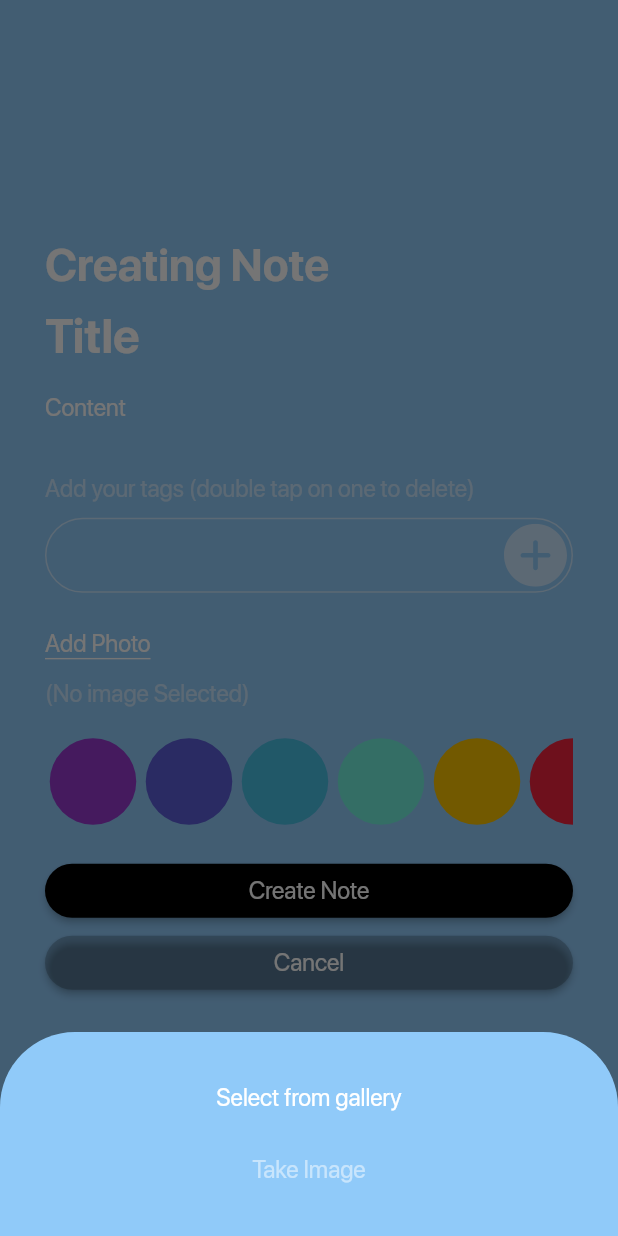
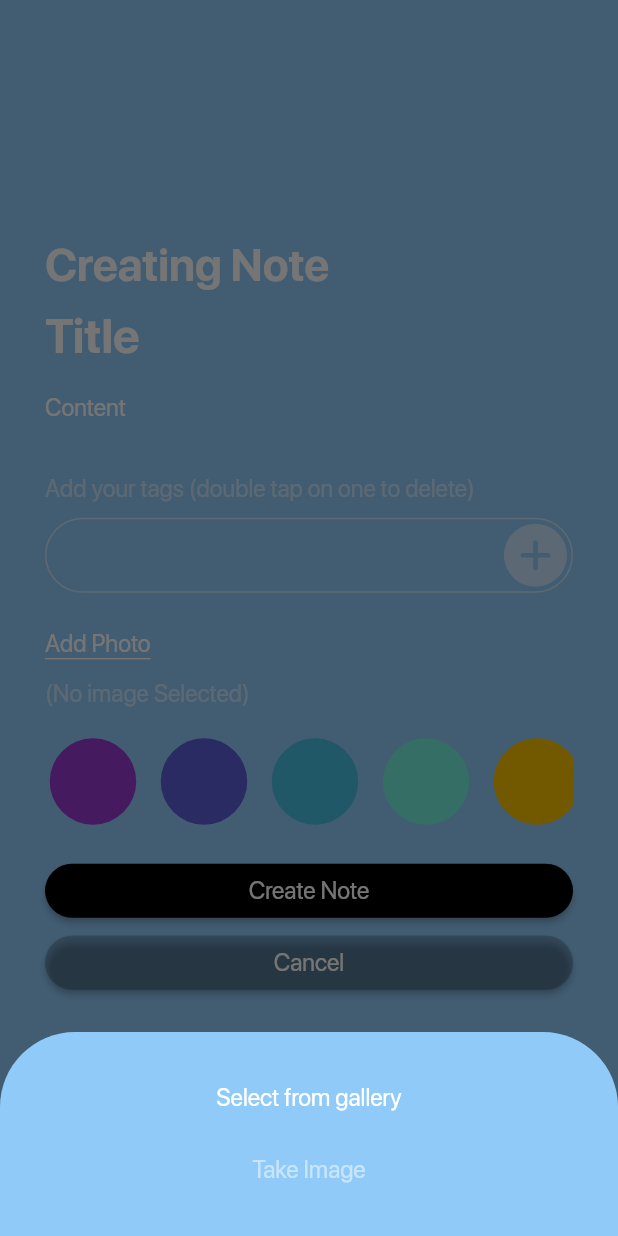
Before and after one commit to mtohernandez/NotiNotes, a Flutter app: the NotesCreationScreen screen opened by its route, after a tap on "Add Photo", on a phone screen of 412 x 824 dp. Run offline on Flutter 3.47's test engine with Material 2 defaults, Android fonts, the phone set to English and light mode, and no system bars; our stand-ins replace flutter_image_compress, flutter_svg, image_picker; missing offline and left inert: masonry_grid, string_similarity.

Commit message:
Small fix on colors and permissions

```diff
--- a/lib/main.dart
+++ b/lib/main.dart
@@ -1,6 +1,7 @@
 import 'package:flutter/material.dart';
 import 'package:noti_notes_app/screens/note_view_screen.dart';
 import 'package:provider/provider.dart';
+import 'package:flutter/services.dart';
 
 import './screens/login_screen.dart';
 import './screens/notes_creation_screen.dart';
@@ -10,6 +11,11 @@ import './providers/notes.dart';
 import './providers/search.dart';
 
 void main() {
+  SystemChrome.setSystemUIOverlayStyle(
+    const SystemUiOverlayStyle(
+      systemNavigationBarColor: Color(0xff1D1D1D),
+    ),
+  );
   runApp(const MyApp());
 }
 
--- a/lib/screens/notes_creation_screen.dart
+++ b/lib/screens/notes_creation_screen.dart
@@ -18,7 +18,7 @@ class _NotesCreationScreenState extends State<NotesCreationScreen> {
   File? img;
   final ImagePicker _picker = ImagePicker();
 
-  Future _pickImage(ImageSource source) async {
+  Future pickImage(ImageSource source) async {
     try {
       final image = await _picker.pickImage(source: source);
       if (image == null) return;
@@ -29,7 +29,7 @@ class _NotesCreationScreenState extends State<NotesCreationScreen> {
         },
       );
     } on Exception catch (e) {
-      // Show error message;
+      Navigator.of(context).pop();
     }
   }
 
@@ -41,7 +41,7 @@ class _NotesCreationScreenState extends State<NotesCreationScreen> {
       builder: (bctx) {
         return Wrap(
           children: [
-            MediaGrid(_pickImage),
+            MediaGrid(pickImage),
           ],
         );
       },
@@ -59,6 +59,7 @@ class _NotesCreationScreenState extends State<NotesCreationScreen> {
     return GestureDetector(
       onTap: () => FocusScope.of(context).unfocus(),
       child: Scaffold(
+        resizeToAvoidBottomInset: false,
         backgroundColor: Theme.of(context).backgroundColor,
         body: Padding(
           padding: const EdgeInsets.symmetric(horizontal: 30.0),
--- a/lib/widgets/note_creation/form_note_creation.dart
+++ b/lib/widgets/note_creation/form_note_creation.dart
@@ -266,7 +266,9 @@ class _FormNoteCreationState extends State<FormNoteCreation> {
                   scrollDirection: Axis.horizontal,
                   itemCount: allColors.length,
                   itemBuilder: (context, index) {
-                    return OutlinedButton(
+                    return Container(
+                      margin: const EdgeInsets.only(right: 10),
+                      child: OutlinedButton(
                         onPressed: () {
                           setState(() {
                             colorSelected = allColors[index];
@@ -282,7 +284,8 @@ class _FormNoteCreationState extends State<FormNoteCreation> {
                               color: allColors[index] == colorSelected
                                   ? Theme.of(context).primaryColor
                                   : Theme.of(context).backgroundColor,
-                            width: allColors[index] == colorSelected ? 2.0 : 0,
+                              width:
+                                  allColors[index] == colorSelected ? 2.0 : 0,
                               style: BorderStyle.solid,
                             ),
                           ),
@@ -293,6 +296,7 @@ class _FormNoteCreationState extends State<FormNoteCreation> {
                           decoration: BoxDecoration(
                             color: allColors[index],
                             shape: BoxShape.circle,
+                          ),
                         ),
                       ),
                     );
--- a/pubspec.yaml
+++ b/pubspec.yaml
@@ -39,6 +39,7 @@ dependencies:
   string_similarity: ^2.0.0
   image_picker: ^0.8.6
   flutter_image_compress: ^1.0.0-nullsafety
+  permission_handler: ^10.2.0
 
   # The following adds the Cupertino Icons font to your application.
   # Use with the CupertinoIcons class for iOS style icons.
```
Also changed, not shown: pubspec.lock, 1 other file. Lines whose indentation alone changed are shown as unchanged.
